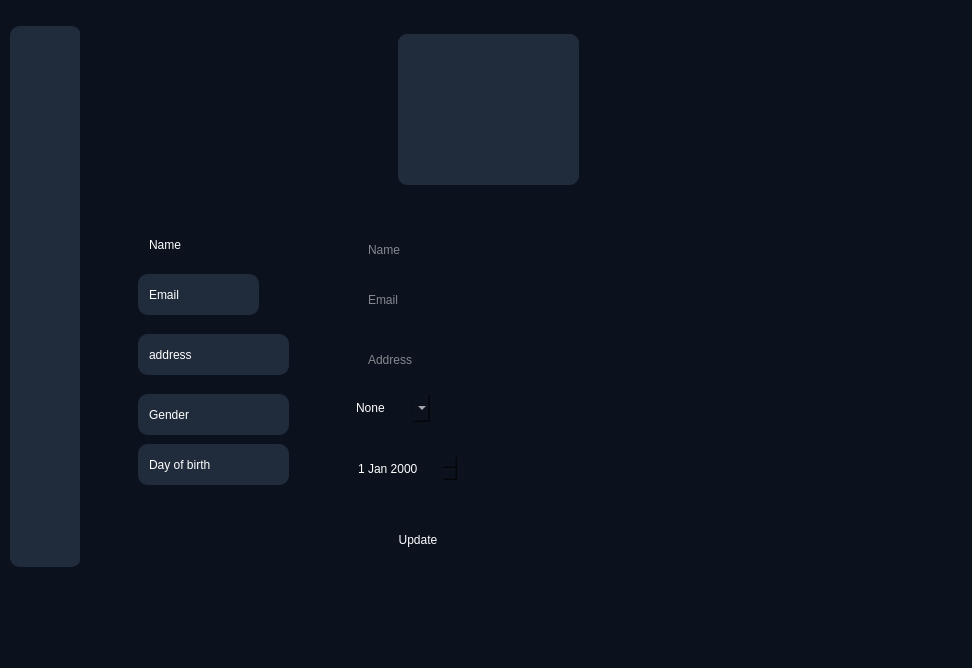
Qt form ui/main.ui (phamnamkhanh0602/python-app) before a commit.
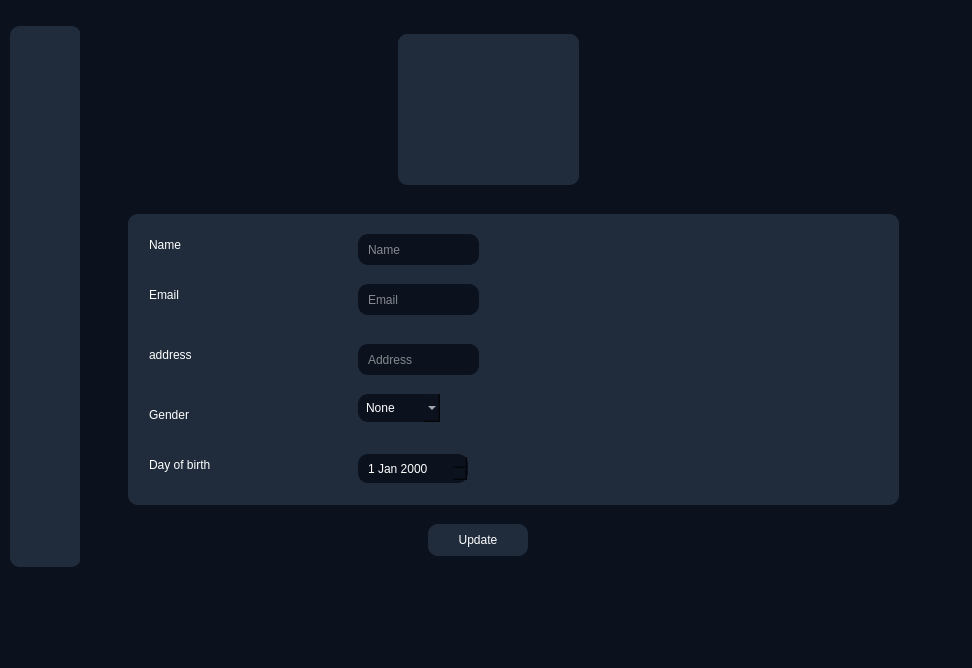
The same form after that commit. The open tabs and pages were chosen to show the change. Icons and pictures are not drawn.

```diff
--- a/ui/main.ui
+++ b/ui/main.ui
@@ -1013,6 +1013,9 @@
      <zorder>btn_search</zorder>
     </widget>
     <widget class="QWidget" name="page_3">
+     <property name="styleSheet">
+      <string notr="true"/>
+     </property>
      <widget class="QWidget" name="widget_9" native="true">
       <property name="geometry">
        <rect>
@@ -1059,7 +1062,7 @@
        </rect>
       </property>
       <property name="styleSheet">
-       <string notr="true"/>
+       <string notr="true">background-color:#202c3c;</string>
       </property>
       <property name="text">
        <string>Name</string>
@@ -1100,7 +1103,7 @@
      <widget class="QDateEdit" name="d_dob">
       <property name="geometry">
        <rect>
-        <x>260</x>
+        <x>270</x>
         <y>430</y>
         <width>110</width>
         <height>29</height>
@@ -1110,7 +1113,7 @@
      <widget class="QComboBox" name="cb_gender">
       <property name="geometry">
        <rect>
-        <x>260</x>
+        <x>270</x>
         <y>370</y>
         <width>82</width>
         <height>28</height>
@@ -1174,12 +1177,15 @@
      <widget class="QPushButton" name="btn_update_info">
       <property name="geometry">
        <rect>
-        <x>280</x>
+        <x>340</x>
         <y>500</y>
         <width>100</width>
         <height>32</height>
        </rect>
       </property>
+      <property name="styleSheet">
+       <string notr="true">background-color:#202c3c;</string>
+      </property>
       <property name="text">
        <string>Update</string>
       </property>
@@ -1216,6 +1222,32 @@
        <string>Day of birth</string>
       </property>
      </widget>
+     <widget class="QWidget" name="widget_5" native="true">
+      <property name="geometry">
+       <rect>
+        <x>40</x>
+        <y>190</y>
+        <width>771</width>
+        <height>291</height>
+       </rect>
+      </property>
+      <property name="styleSheet">
+       <string notr="true">background-color:#202c3c;</string>
+      </property>
+     </widget>
+     <zorder>widget_5</zorder>
+     <zorder>widget_9</zorder>
+     <zorder>lb_name</zorder>
+     <zorder>lb_email</zorder>
+     <zorder>lb_address</zorder>
+     <zorder>d_dob</zorder>
+     <zorder>cb_gender</zorder>
+     <zorder>txt_name</zorder>
+     <zorder>txt_email</zorder>
+     <zorder>txt_address</zorder>
+     <zorder>btn_update_info</zorder>
+     <zorder>lb_address_2</zorder>
+     <zorder>lb_address_3</zorder>
     </widget>
     <widget class="QWidget" name="page_4">
      <widget class="QWidget" name="widget_15" native="true">
```
Left out of the diff: 17 changed lines with no effect on the pictures.
